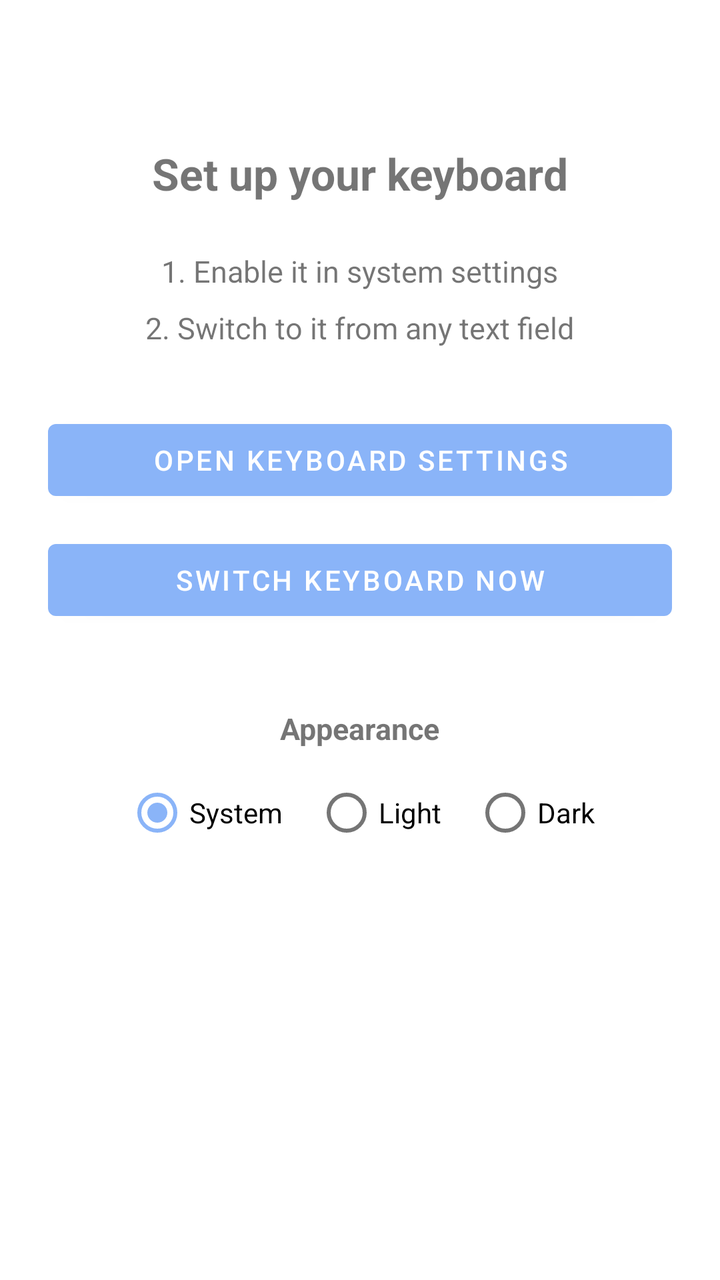
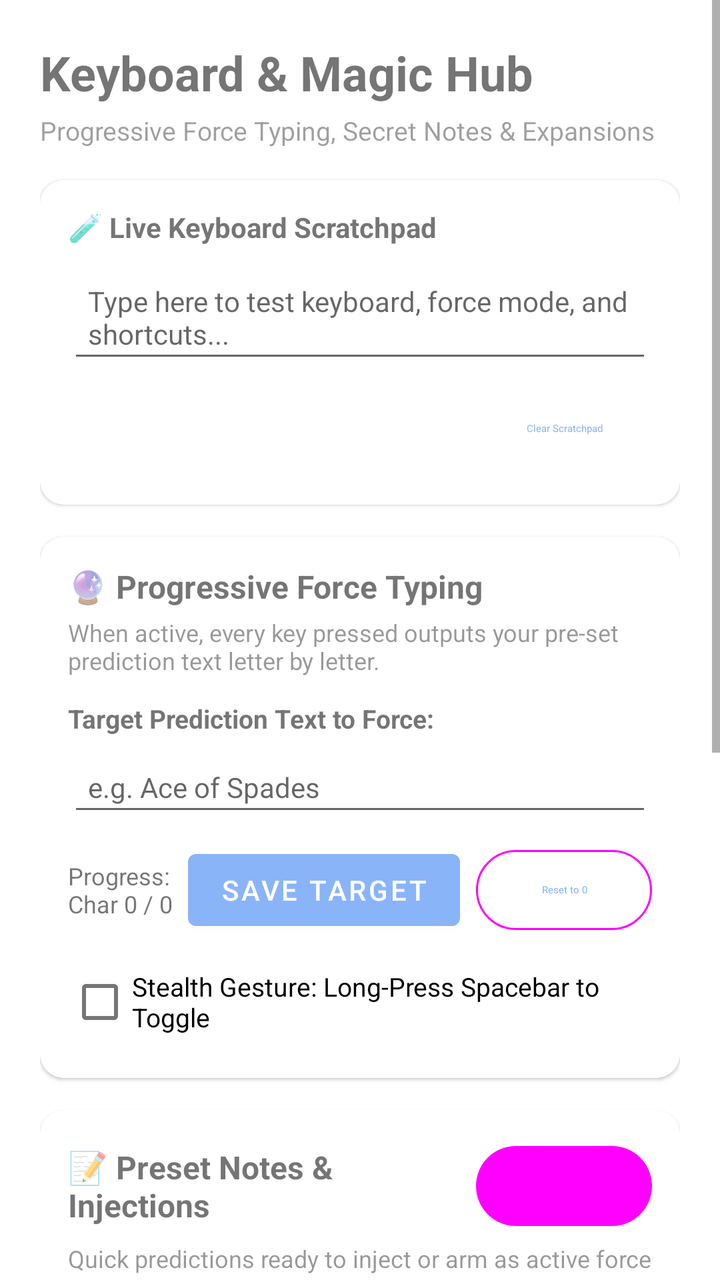

The first picture is an Android layout as it rendered before a commit; the second is the same layout after the commit. The layout source and the unified diff follow.
<!-- AndroidManifest.xml: application theme Theme.CustomKeyboard -->
<!-- res/layout/activity_main.xml -->
<?xml version="1.0" encoding="utf-8"?>
<LinearLayout xmlns:android="http://schemas.android.com/apk/res/android"
    android:layout_width="match_parent"
    android:layout_height="match_parent"
    android:orientation="vertical"
    android:padding="24dp"
    android:gravity="center_horizontal">

    <TextView
        android:id="@+id/title"
        android:layout_width="wrap_content"
        android:layout_height="wrap_content"
        android:layout_marginTop="48dp"
        android:text="@string/setup_title"
        android:textSize="22sp"
        android:textStyle="bold" />

    <TextView
        android:layout_width="wrap_content"
        android:layout_height="wrap_content"
        android:layout_marginTop="24dp"
        android:text="@string/setup_step1"
        android:textSize="15sp" />

    <TextView
        android:layout_width="wrap_content"
        android:layout_height="wrap_content"
        android:layout_marginTop="8dp"
        android:text="@string/setup_step2"
        android:textSize="15sp" />

    <Button
        android:id="@+id/btnEnable"
        android:layout_width="match_parent"
        android:layout_height="wrap_content"
        android:layout_marginTop="32dp"
        android:text="@string/btn_enable" />

    <Button
        android:id="@+id/btnSwitch"
        android:layout_width="match_parent"
        android:layout_height="wrap_content"
        android:layout_marginTop="12dp"
        android:text="@string/btn_switch" />

    <TextView
        android:layout_width="wrap_content"
        android:layout_height="wrap_content"
        android:layout_marginTop="40dp"
        android:text="@string/theme_label"
        android:textSize="15sp"
        android:textStyle="bold" />

    <RadioGroup
        android:id="@+id/themeGroup"
        android:layout_width="wrap_content"
        android:layout_height="wrap_content"
        android:layout_marginTop="8dp"
        android:orientation="horizontal">

        <RadioButton
            android:id="@+id/radioSystem"
            android:layout_width="wrap_content"
            android:layout_height="wrap_content"
            android:text="@string/theme_system"
            android:checked="true" />

        <RadioButton
            android:id="@+id/radioLight"
            android:layout_width="wrap_content"
            android:layout_height="wrap_content"
            android:layout_marginStart="16dp"
            android:text="@string/theme_light" />

        <RadioButton
            android:id="@+id/radioDark"
            android:layout_width="wrap_content"
            android:layout_height="wrap_content"
            android:layout_marginStart="16dp"
            android:text="@string/theme_dark" />

    </RadioGroup>

</LinearLayout>
<!-- resources referenced by this layout -->
<resources>
  <string name="btn_enable">Open Keyboard Settings</string>
  <string name="btn_switch">Switch Keyboard Now</string>
  <string name="setup_step1">1. Enable it in system settings</string>
  <string name="setup_step2">2. Switch to it from any text field</string>
  <string name="setup_title">Set up your keyboard</string>
  <string name="theme_dark">Dark</string>
  <string name="theme_label">Appearance</string>
  <string name="theme_light">Light</string>
  <string name="theme_system">System</string>
  <style name="Theme.CustomKeyboard" parent="Theme.MaterialComponents.DayNight.NoActionBar">
          <item name="colorPrimary">@color/accent</item>
          <item name="colorPrimaryDark">@color/keyboard_bg_dark</item>
          <item name="colorAccent">@color/accent</item>
      </style>
  <color name="accent">#8AB4F8</color>
  <color name="keyboard_bg_dark">#1B1C1E</color>
</resources>

<!-- the commit's change to res/layout/activity_main.xml (unified diff, before → after) -->
@@ -1,84 +1,372 @@
 <?xml version="1.0" encoding="utf-8"?>
-<LinearLayout xmlns:android="http://schemas.android.com/apk/res/android"
+<ScrollView xmlns:android="http://schemas.android.com/apk/res/android"
+    xmlns:app="http://schemas.android.com/apk/res-auto"
     android:layout_width="match_parent"
     android:layout_height="match_parent"
-    android:orientation="vertical"
-    android:padding="24dp"
-    android:gravity="center_horizontal">
-
-    <TextView
-        android:id="@+id/title"
-        android:layout_width="wrap_content"
-        android:layout_height="wrap_content"
-        android:layout_marginTop="48dp"
-        android:text="@string/setup_title"
-        android:textSize="22sp"
-        android:textStyle="bold" />
-
-    <TextView
-        android:layout_width="wrap_content"
-        android:layout_height="wrap_content"
-        android:layout_marginTop="24dp"
-        android:text="@string/setup_step1"
-        android:textSize="15sp" />
-
-    <TextView
-        android:layout_width="wrap_content"
-        android:layout_height="wrap_content"
-        android:layout_marginTop="8dp"
-        android:text="@string/setup_step2"
-        android:textSize="15sp" />
-
-    <Button
-        android:id="@+id/btnEnable"
+    android:fillViewport="true">
+
+    <LinearLayout
         android:layout_width="match_parent"
         android:layout_height="wrap_content"
-        android:layout_marginTop="32dp"
-        android:text="@string/btn_enable" />
-
-    <Button
-        android:id="@+id/btnSwitch"
-        android:layout_width="match_parent"
-        android:layout_height="wrap_content"
-        android:layout_marginTop="12dp"
-        android:text="@string/btn_switch" />
-
-    <TextView
-        android:layout_width="wrap_content"
-        android:layout_height="wrap_content"
-        android:layout_marginTop="40dp"
-        android:text="@string/theme_label"
-        android:textSize="15sp"
-        android:textStyle="bold" />
-
-    <RadioGroup
-        android:id="@+id/themeGroup"
-        android:layout_width="wrap_content"
-        android:layout_height="wrap_content"
-        android:layout_marginTop="8dp"
-        android:orientation="horizontal">
-
-        <RadioButton
-            android:id="@+id/radioSystem"
+        android:orientation="vertical"
+        android:padding="20dp">
+
+        
+        <TextView
+            android:id="@+id/title"
             android:layout_width="wrap_content"
             android:layout_height="wrap_content"
-            android:text="@string/theme_system"
-            android:checked="true" />
-
-        <RadioButton
-            android:id="@+id/radioLight"
+            android:text="@string/setup_title"
+            android:textSize="24sp"
+            android:textStyle="bold" />
+
+        <TextView
             android:layout_width="wrap_content"
             android:layout_height="wrap_content"
-            android:layout_marginStart="16dp"
-            android:text="@string/theme_light" />
-
-        <RadioButton
-            android:id="@+id/radioDark"
-            android:layout_width="wrap_content"
-            android:layout_height="wrap_content"
-            android:layout_marginStart="16dp"
-            android:text="@string/theme_dark" />
-
-    </RadioGroup>
-
-</LinearLayout>
+            android:layout_marginTop="4dp"
+            android:text="Progressive Force Typing, Secret Notes &amp; Expansions"
+            android:textSize="13sp"
+            android:alpha="0.7" />
+
+        
+        <com.google.android.material.card.MaterialCardView
+            android:layout_width="match_parent"
+            android:layout_height="wrap_content"
+            android:layout_marginTop="16dp"
+            app:cardCornerRadius="12dp"
+            app:strokeWidth="1dp">
+
+            <LinearLayout
+                android:layout_width="match_parent"
+                android:layout_height="wrap_content"
+                android:orientation="vertical"
+                android:padding="14dp">
+
+                <TextView
+                    android:layout_width="wrap_content"
+                    android:layout_height="wrap_content"
+                    android:text="🧪 Live Keyboard Scratchpad"
+                    android:textStyle="bold"
+                    android:textSize="14sp" />
+
+                <EditText
+                    android:id="@+id/editSandbox"
+                    android:layout_width="match_parent"
+                    android:layout_height="wrap_content"
+                    android:layout_marginTop="8dp"
+                    android:hint="@string/sandbox_hint"
+                    android:textSize="14sp"
+                    android:minLines="2"
+                    android:gravity="top|start"
+                    android:padding="10dp" />
+
+                <Button
+                    android:id="@+id/btnClearSandbox"
+                    android:layout_width="wrap_content"
+                    android:layout_height="wrap_content"
+                    android:layout_gravity="end"
+                    android:layout_marginTop="4dp"
+                    style="@style/Widget.Material3.Button.TextButton"
+                    android:text="Clear Scratchpad" />
+
+            </LinearLayout>
+        </com.google.android.material.card.MaterialCardView>
+
+        
+        <com.google.android.material.card.MaterialCardView
+            android:layout_width="match_parent"
+            android:layout_height="wrap_content"
+            android:layout_marginTop="16dp"
+            app:cardCornerRadius="12dp"
+            app:strokeWidth="1dp">
+
+            <LinearLayout
+                android:layout_width="match_parent"
+                android:layout_height="wrap_content"
+                android:orientation="vertical"
+                android:padding="14dp">
+
+                <LinearLayout
+                    android:layout_width="match_parent"
+                    android:layout_height="wrap_content"
+                    android:orientation="horizontal"
+                    android:gravity="center_vertical">
+
+                    <TextView
+                        android:layout_width="0dp"
+                        android:layout_height="wrap_content"
+                        android:layout_weight="1"
+                        android:text="🔮 Progressive Force Typing"
+                        android:textStyle="bold"
+                        android:textSize="16sp" />
+
+                    <com.google.android.material.materialswitch.MaterialSwitch
+                        android:id="@+id/switchForceActive"
+                        android:layout_width="wrap_content"
+                        android:layout_height="wrap_content" />
+                </LinearLayout>
+
+                <TextView
+                    android:layout_width="wrap_content"
+                    android:layout_height="wrap_content"
+                    android:layout_marginTop="4dp"
+                    android:text="@string/magic_force_desc"
+                    android:textSize="12sp"
+                    android:alpha="0.75" />
+
+                <TextView
+                    android:layout_width="wrap_content"
+                    android:layout_height="wrap_content"
+                    android:layout_marginTop="12dp"
+                    android:text="Target Prediction Text to Force:"
+                    android:textStyle="bold"
+                    android:textSize="13sp" />
+
+                <EditText
+                    android:id="@+id/editForceText"
+                    android:layout_width="match_parent"
+                    android:layout_height="wrap_content"
+                    android:layout_marginTop="6dp"
+                    android:textSize="14sp"
+                    android:hint="e.g. Ace of Spades"
+                    android:padding="10dp" />
+
+                <LinearLayout
+                    android:layout_width="match_parent"
+                    android:layout_height="wrap_content"
+                    android:layout_marginTop="8dp"
+                    android:orientation="horizontal"
+                    android:gravity="center_vertical">
+
+                    <TextView
+                        android:id="@+id/textForceStatus"
+                        android:layout_width="0dp"
+                        android:layout_height="wrap_content"
+                        android:layout_weight="1"
+                        android:text="Progress: Char 0 / 0"
+                        android:textSize="12sp" />
+
+                    <Button
+                        android:id="@+id/btnSaveForceText"
+                        android:layout_width="wrap_content"
+                        android:layout_height="wrap_content"
+                        android:text="Save Target" />
+
+                    <Button
+                        android:id="@+id/btnResetForceIndex"
+                        android:layout_width="wrap_content"
+                        android:layout_height="wrap_content"
+                        android:layout_marginStart="8dp"
+                        style="@style/Widget.Material3.Button.OutlinedButton"
+                        android:text="Reset to 0" />
+
+                </LinearLayout>
+
+                <CheckBox
+                    android:id="@+id/chkTriggerSpace"
+                    android:layout_width="wrap_content"
+                    android:layout_height="wrap_content"
+                    android:layout_marginTop="8dp"
+                    android:text="Stealth Gesture: Long-Press Spacebar to Toggle"
+                    android:textSize="13sp" />
+
+            </LinearLayout>
+        </com.google.android.material.card.MaterialCardView>
+
+        
+        <com.google.android.material.card.MaterialCardView
+            android:layout_width="match_parent"
+            android:layout_height="wrap_content"
+            android:layout_marginTop="16dp"
+            app:cardCornerRadius="12dp"
+            app:strokeWidth="1dp">
+
+            <LinearLayout
+                android:layout_width="match_parent"
+                android:layout_height="wrap_content"
+                android:orientation="vertical"
+                android:padding="14dp">
+
+                <LinearLayout
+                    android:layout_width="match_parent"
+                    android:layout_height="wrap_content"
+                    android:orientation="horizontal"
+                    android:gravity="center_vertical">
+
+                    <TextView
+                        android:layout_width="0dp"
+                        android:layout_height="wrap_content"
+                        android:layout_weight="1"
+                        android:text="📝 Preset Notes &amp; Injections"
+                        android:textStyle="bold"
+                        android:textSize="16sp" />
+
+                    <Button
+                        android:id="@+id/btnAddPresetNote"
+                        android:layout_width="wrap_content"
+                        android:layout_height="wrap_content"
+                        style="@style/Widget.Material3.Button.TonalButton"
+                        android:text="+ Add Note" />
+                </LinearLayout>
+
+                <TextView
+                    android:layout_width="wrap_content"
+                    android:layout_height="wrap_content"
+                    android:layout_marginTop="4dp"
+                    android:text="Quick predictions ready to inject or arm as active force text."
+                    android:textSize="12sp"
+                    android:alpha="0.75" />
+
+                <LinearLayout
+                    android:id="@+id/containerPresetNotes"
+                    android:layout_width="match_parent"
+                    android:layout_height="wrap_content"
+                    android:layout_marginTop="10dp"
+                    android:orientation="vertical" />
+
+            </LinearLayout>
+        </com.google.android.material.card.MaterialCardView>
+
+        
+        <com.google.android.material.card.MaterialCardView
+            android:layout_width="match_parent"
+            android:layout_height="wrap_content"
+            android:layout_marginTop="16dp"
+            app:cardCornerRadius="12dp"
+            app:strokeWidth="1dp">
+
+            <LinearLayout
+                android:layout_width="match_parent"
+                android:layout_height="wrap_content"
+                android:orientation="vertical"
+                android:padding="14dp">
+
+                <LinearLayout
+                    android:layout_width="match_parent"
+                    android:layout_height="wrap_content"
+                    android:orientation="horizontal"
+                    android:gravity="center_vertical">
+
+                    <TextView
+                        android:layout_width="0dp"
+                        android:layout_height="wrap_content"
+                        android:layout_weight="1"
+                        android:text="⚡ Shortcut Expansions"
+                        android:textStyle="bold"
+                        android:textSize="16sp" />
+
+                    <Button
+                        android:id="@+id/btnAddShortcut"
+                        android:layout_width="wrap_content"
+                        android:layout_height="wrap_content"
+                        style="@style/Widget.Material3.Button.TonalButton"
+                        android:text="+ Shortcut" />
+                </LinearLayout>
+
+                <TextView
+                    android:layout_width="wrap_content"
+                    android:layout_height="wrap_content"
+                    android:layout_marginTop="4dp"
+                    android:text="Type short keywords (e.g. .force or 3h) to automatically expand into secret full text."
+                    android:textSize="12sp"
+                    android:alpha="0.75" />
+
+                <LinearLayout
+                    android:id="@+id/containerShortcuts"
+                    android:layout_width="match_parent"
+                    android:layout_height="wrap_content"
+                    android:layout_marginTop="10dp"
+                    android:orientation="vertical" />
+
+            </LinearLayout>
+        </com.google.android.material.card.MaterialCardView>
+
+        
+        <com.google.android.material.card.MaterialCardView
+            android:layout_width="match_parent"
+            android:layout_height="wrap_content"
+            android:layout_marginTop="16dp"
+            android:layout_marginBottom="24dp"
+            app:cardCornerRadius="12dp"
+            app:strokeWidth="1dp">
+
+            <LinearLayout
+                android:layout_width="match_parent"
+                android:layout_height="wrap_content"
+                android:orientation="vertical"
+                android:padding="14dp">
+
+                <TextView
+                    android:layout_width="wrap_content"
+                    android:layout_height="wrap_content"
+                    android:text="⚙️ Keyboard Setup &amp; Theme"
+                    android:textStyle="bold"
+                    android:textSize="16sp" />
+
+                <LinearLayout
+                    android:layout_width="match_parent"
+                    android:layout_height="wrap_content"
+                    android:layout_marginTop="10dp"
+                    android:orientation="horizontal">
+
+                    <Button
+                        android:id="@+id/btnEnable"
+                        android:layout_width="0dp"
+                        android:layout_height="wrap_content"
+                        android:layout_weight="1"
+                        android:text="@string/btn_enable" />
+
+                    <Button
+                        android:id="@+id/btnSwitch"
+                        android:layout_width="0dp"
+                        android:layout_height="wrap_content"
+                        android:layout_weight="1"
+                        android:layout_marginStart="8dp"
+                        style="@style/Widget.Material3.Button.OutlinedButton"
+                        android:text="@string/btn_switch" />
+
+                </LinearLayout>
+
+                <TextView
+                    android:layout_width="wrap_content"
+                    android:layout_height="wrap_content"
+                    android:layout_marginTop="14dp"
+                    android:text="@string/theme_label"
+                    android:textStyle="bold"
+                    android:textSize="13sp" />
+
+                <RadioGroup
+                    android:id="@+id/themeGroup"
+                    android:layout_width="wrap_content"
+                    android:layout_height="wrap_content"
+                    android:layout_marginTop="6dp"
+                    android:orientation="horizontal">
+
+                    <RadioButton
+                        android:id="@+id/radioSystem"
+                        android:layout_width="wrap_content"
+                        android:layout_height="wrap_content"
+                        android:text="@string/theme_system"
+                        android:checked="true" />
+
+                    <RadioButton
+                        android:id="@+id/radioLight"
+                        android:layout_width="wrap_content"
+                        android:layout_height="wrap_content"
+                        android:layout_marginStart="16dp"
+                        android:text="@string/theme_light" />
+
+                    <RadioButton
+                        android:id="@+id/radioDark"
+                        android:layout_width="wrap_content"
+                        android:layout_height="wrap_content"
+                        android:layout_marginStart="16dp"
+                        android:text="@string/theme_dark" />
+
+                </RadioGroup>
+
+            </LinearLayout>
+        </com.google.android.material.card.MaterialCardView>
+
+    </LinearLayout>
+</ScrollView>
<!-- resource entries referenced after the edit -->
@@ -2,9 +2,9 @@
 <resources>
   <string name="btn_enable">Open Keyboard Settings</string>
   <string name="btn_switch">Switch Keyboard Now</string>
-  <string name="setup_step1">1. Enable it in system settings</string>
-  <string name="setup_step2">2. Switch to it from any text field</string>
-  <string name="setup_title">Set up your keyboard</string>
+  <string name="magic_force_desc">When active, every key pressed outputs your pre-set prediction text letter by letter.</string>
+  <string name="sandbox_hint">Type here to test keyboard, force mode, and shortcuts...</string>
+  <string name="setup_title">Keyboard &amp; Magic Hub</string>
   <string name="theme_dark">Dark</string>
   <string name="theme_label">Appearance</string>
   <string name="theme_light">Light</string>
